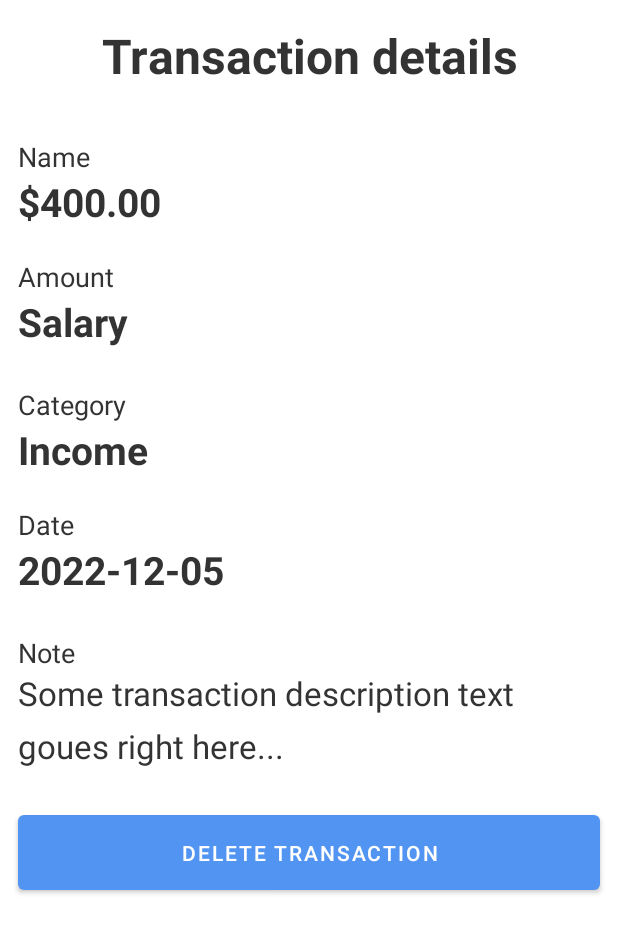
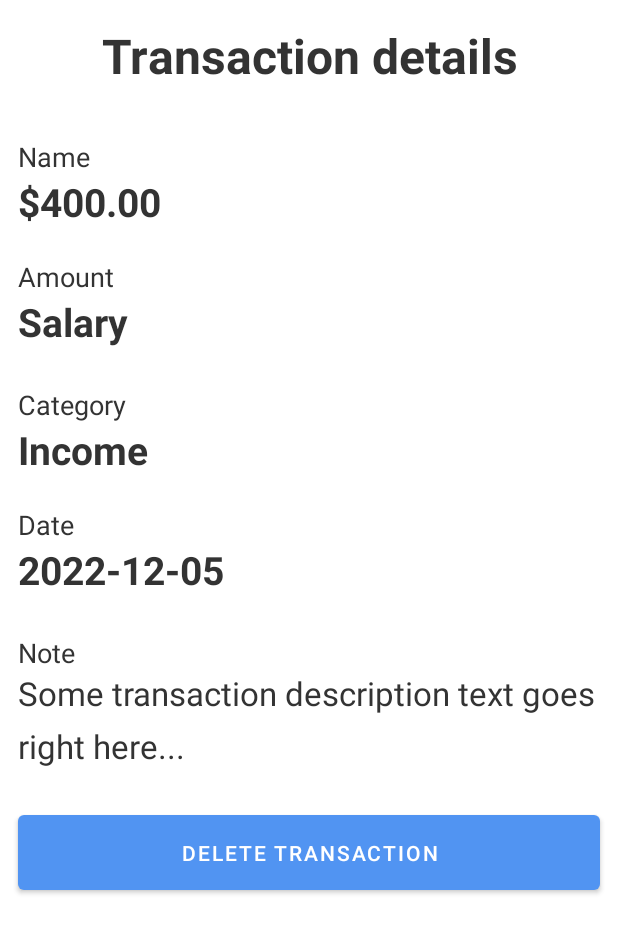
Before and after one commit to bogdanm01/financy, an Android app: the DetailActivity screen opened directly, with no data from a screen before it, on a phone screen of 412 x 824 dp. Shown: the top 933 px of the screen. Run offline under Robolectric (Android 15) with nearby library versions, the phone set to English and light mode, and no system bars.

Commit message:
no message

```diff
--- a/app/src/main/res/layout/activity_detail.xml
+++ b/app/src/main/res/layout/activity_detail.xml
@@ -152,7 +152,7 @@
             android:id="@+id/transactionNoteValue"
             android:layout_width="match_parent"
             android:layout_height="wrap_content"
-            android:text="Some transaction description text goues right here..."
+            android:text="Some transaction description text goes right here..."
             android:lineHeight="35sp"
             android:textSize="22sp"
             android:textColor="#333">
```
Also changed, not shown: app/src/main/java/com/example/financy/Util.kt (+0 -21 lines).
